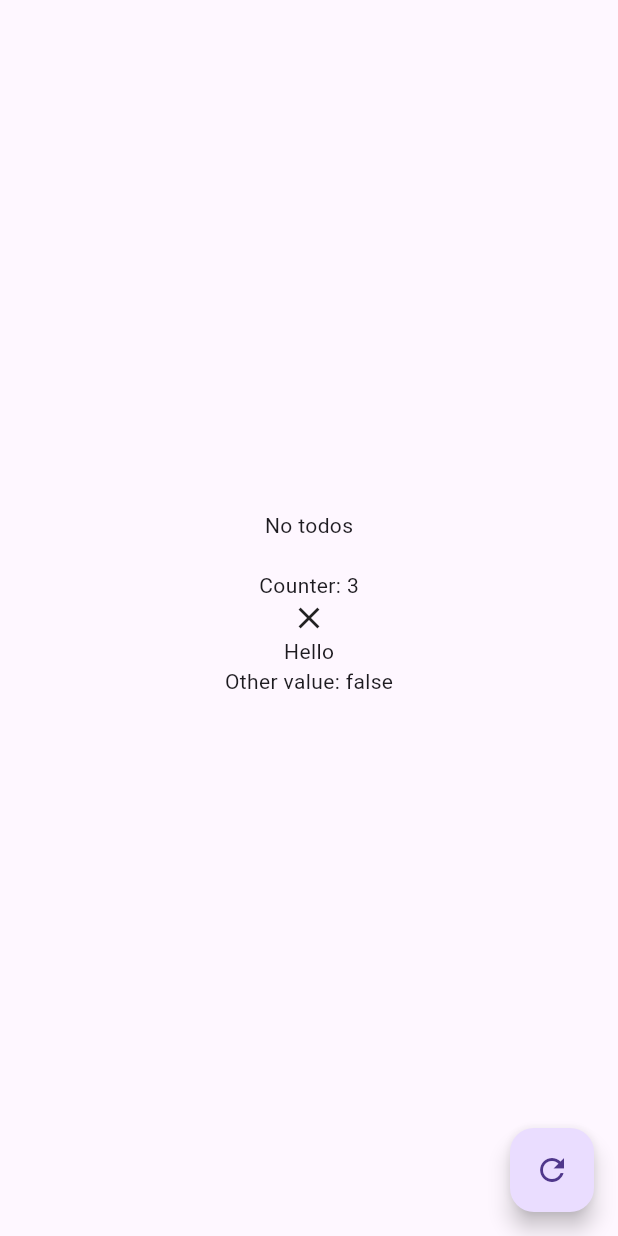
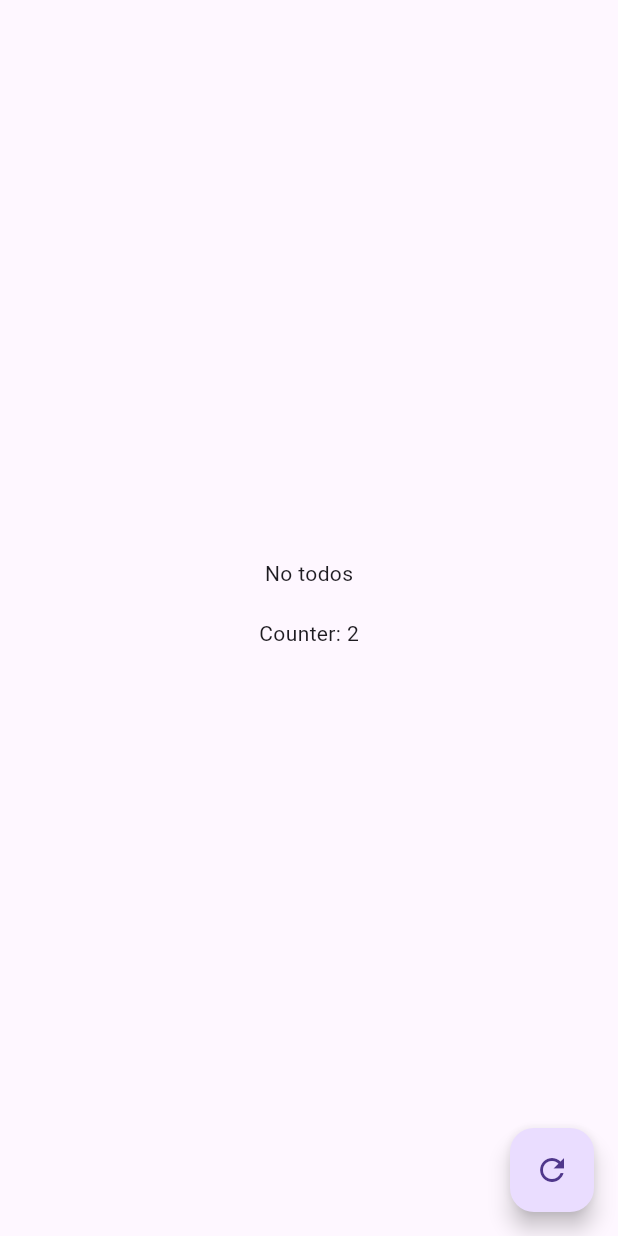
Before and after one commit to tusharhow/StateFlow, a Flutter app: the screen it shows after launch, after a tap on the "refresh" icon, on a phone screen of 412 x 824 dp. Run offline on Flutter 3.47's test engine with Material 3 defaults, Android fonts, the phone set to English and light mode, and no system bars.

Commit message:
StateValueBuilder issue fix

```diff
--- a/example/lib/main.dart
+++ b/example/lib/main.dart
@@ -147,7 +147,12 @@ class FifthScreen extends StatelessWidget {
 class CounterController extends StateFlowController {
   late final StateValue<int> count;
   late final StateValue<String> status;
+  int count23 = 2;
 
+
+add (){
+  count23++;
+}
   @override
   void onInit() {
     count = take(2);
@@ -238,7 +243,7 @@ class TestApp extends StateFlowWidget {
     return Scaffold(
       floatingActionButton: FloatingActionButton(
         onPressed: () {
-          counterController.increment();
+          counterController.add();
           print('Pressed');
         },
         child: Icon(Icons.refresh),
@@ -269,23 +274,11 @@ class TestApp extends StateFlowWidget {
             ),
             SizedBox(height: 20),
             StateValueBuilder(
-              values: [
-                counterController.count,
-                false,
-                'Hello',
-                false,
-              ],
-              builder: (values) {
-                var [count, isActive, greeting, otherValue] = values;
+              value: counterController.count23,
+              builder: (count) {
+                return Text('Counter: $count');
 
-                return Column(
-                  children: [
-                    Text('Counter: $count'),
-                    Icon(isActive ? Icons.check : Icons.close),
-                    Text(greeting),
-                    Text('Other value: $otherValue'),
-                  ],
-                );
+
               },
             ),
             SizedBox(height: 20),
--- a/lib/src/state/state_value_builder.dart
+++ b/lib/src/state/state_value_builder.dart
@@ -6,32 +6,28 @@ class StateValues {
   const StateValues(this._values);
 }
 
-class StateValueBuilder extends StatelessWidget {
-  final List<dynamic> values;
-  final Widget Function(List<dynamic>) builder;
+class StateValueBuilder<T> extends StatelessWidget {
+  final dynamic value;
+  final Widget Function(T) builder;
 
   const StateValueBuilder({
     super.key,
-    required this.values,
+    required this.value,
     required this.builder,
   });
 
   @override
   Widget build(BuildContext context) {
-    List<String> listenToKeys = values
-        .whereType<StateValue>()
-        .map((stateValue) => stateValue.key)
-        .toList();
-
-    return StateFlowBuilder(
-      listenTo: listenToKeys,
-      builder: (context) {
-        List<dynamic> currentValues = values.map((value) {
-          return value is StateValue ? value.value : value;
-        }).toList();
-        return builder(currentValues);
-      },
-    );
+    if (value is StateValue<T>) {
+      return StateFlowBuilder(
+        listenTo: [value.key],
+        builder: (context) => builder(value.value as T),
+      );
+    } else if (value is T) {
+      return builder(value);
+    } else {
+      throw ArgumentError('Value must be of type StateValue<T> or T');
+    }
   }
 }
 
--- a/pubspec.yaml
+++ b/pubspec.yaml
@@ -1,6 +1,6 @@
 name: state_flow
 description: "StateFlow provides a simple and efficient way to manage state in your Flutter applications."
-version: 0.0.4
+version: 0.0.5
 homepage: https://github.com/tusharhow/StateFlow
 
 environment:
```
Also changed, not shown: 2 other files.
